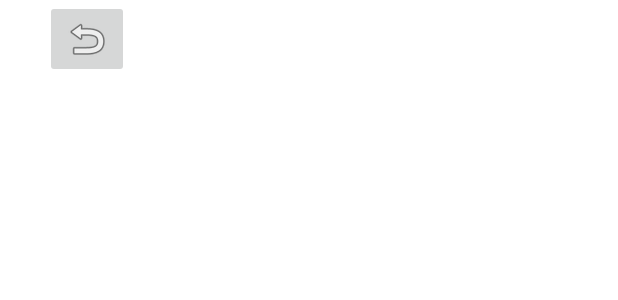
After one commit to clementjuventin/Gartic-phone-like-on-Android, an Android app: the layout rules_activity.xml on its own in the app's theme, with its tools: preview values and no code run, on a phone screen of 412 x 824 dp. The commit adds this screen. Shown: the top 300 px of the screen. Run offline under Robolectric (Android 15) with nearby library versions, the phone set to English and light mode, and no system bars.

Commit message:
[DEV] Début Rules avec défilement

```diff
--- a/app/src/main/AndroidManifest.xml
+++ b/app/src/main/AndroidManifest.xml
@@ -19,6 +19,7 @@
         <activity android:name=".view.JoinActivity" android:theme="@style/AppTheme" android:parentActivityName=".view.ActivitePrincipale"/>
         <activity android:name=".view.HostActivity" android:theme="@style/AppTheme" android:parentActivityName=".view.ActivitePrincipale"/>
         <activity android:name=".view.PaintActivity" android:theme="@style/AppTheme"/>
+        <activity android:name=".view.RulesActivity" android:theme="@style/AppTheme" android:parentActivityName=".view.ActivitePrincipale"/>
         <activity android:name=".view.DescribeImageActivity" android:theme="@style/AppTheme" android:parentActivityName=".view.PaintActivity"/>
     </application>
 
--- a/app/src/main/java/iut/projet/view/ActivitePrincipale.java
+++ b/app/src/main/java/iut/projet/view/ActivitePrincipale.java
@@ -60,6 +60,8 @@ public class ActivitePrincipale extends AppCompatActivity implements View.OnClic
             startActivity(intent);
         }
         if (v.getId() == R.id.rules) {
+            Intent intent = new Intent(ctxt, RulesActivity.class);
+            startActivity(intent);
         }
     }
 
--- /dev/null
+++ b/app/src/main/res/layout/rules_activity.xml
@@ -0,0 +1,21 @@
+<?xml version="1.0" encoding="utf-8"?>
+<LinearLayout xmlns:android="http://schemas.android.com/apk/res/android"
+    xmlns:app="http://schemas.android.com/apk/res-auto"
+    xmlns:tools="http://schemas.android.com/tools"
+    android:layout_width="match_parent"
+    android:layout_height="match_parent"
+    android:orientation="vertical">
+
+
+    <ImageButton
+        android:id="@+id/rules_retour"
+        style="@style/Button"
+        android:layout_width="wrap_content"
+        android:layout_height="wrap_content"
+        app:srcCompat="@android:drawable/ic_menu_revert"
+        android:contentDescription="@string/back"/>
+
+
+
+
+</LinearLayout>
--- a/app/src/main/res/values/strings.xml
+++ b/app/src/main/res/values/strings.xml
@@ -16,4 +16,5 @@
 
     <string name="entrer_text">Entrer</string>
     <string name="valider_text">Valider</string>
+    <string name="back">Retour</string>
 </resources>
```
Also changed, not shown: app/src/main/java/iut/projet/view/RulesActivity.java (added, +38 -0 lines), app/src/main/res/drawable/1.png (added), app/src/main/res/drawable/2.png (added), app/src/main/res/drawable/3.png (added).
